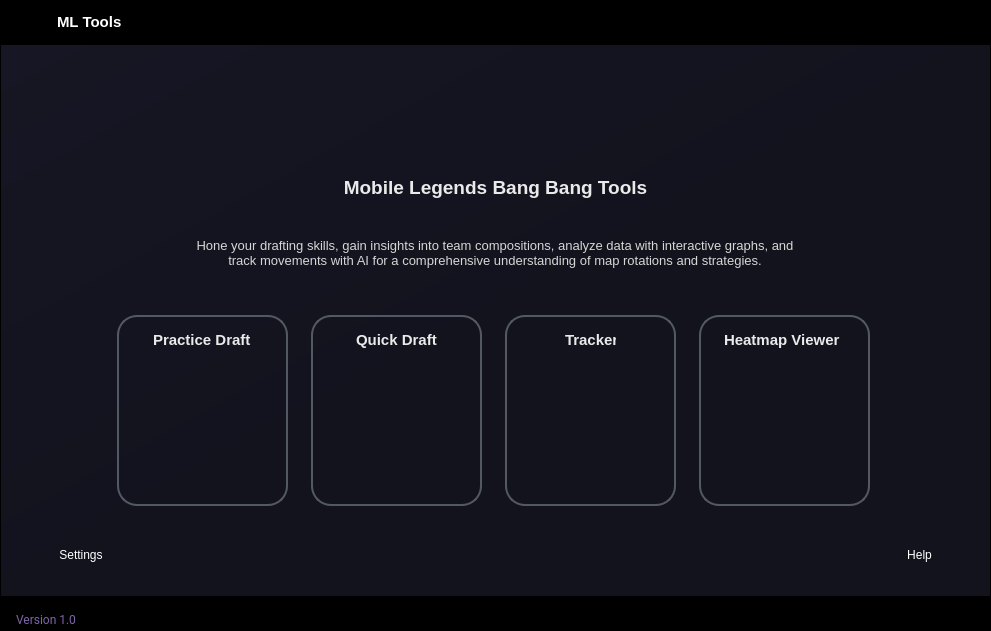
Before: the Qt Designer form ui/pages/main_page.ui in elian-olbz/mlbb-drafting-and-simulation-tools, drawn with Qt 5.
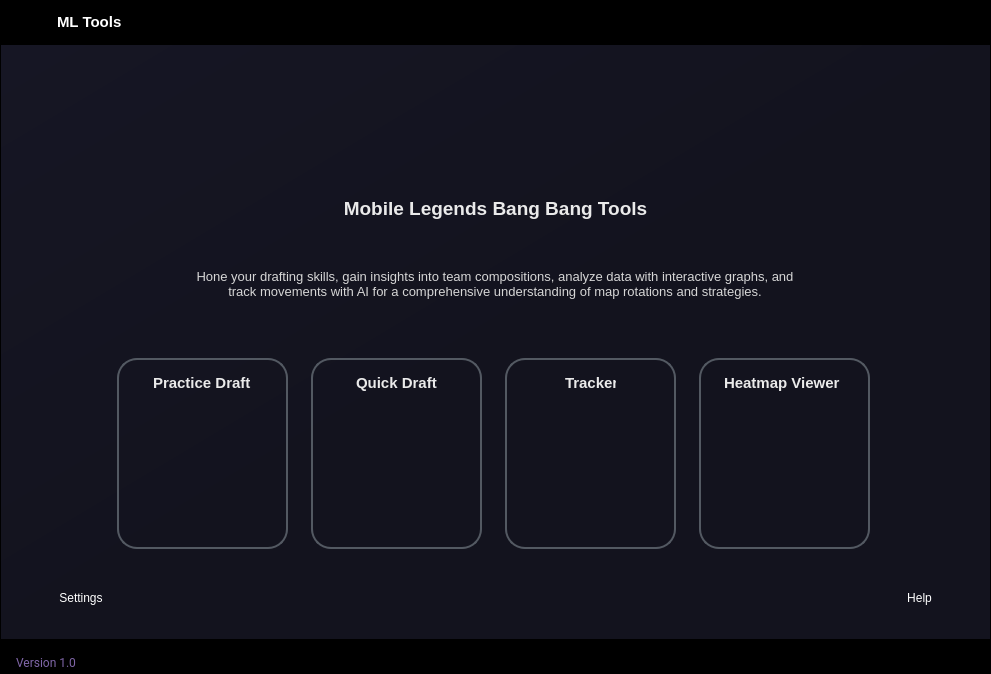
After: the same form once the commit is applied. Icons and pictures are not drawn.

```diff
--- a/ui/pages/main_page.ui
+++ b/ui/pages/main_page.ui
@@ -7,7 +7,7 @@
     <x>0</x>
     <y>0</y>
     <width>991</width>
-    <height>631</height>
+    <height>674</height>
    </rect>
   </property>
   <property name="windowTitle">
```
Left out of the diff: 6 changed lines with no effect on the pictures.
